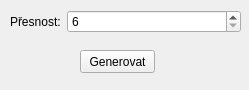
Before: the Qt Designer form ui/key_gen.ui in Lerbiq/RSA, drawn with Qt 5.
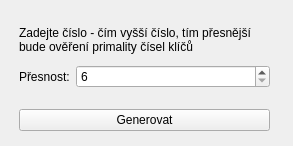
After: the same form once the commit is applied.

Patch:
```diff
--- a/ui/key_gen.ui
+++ b/ui/key_gen.ui
@@ -6,8 +6,8 @@
    <rect>
     <x>0</x>
     <y>0</y>
-    <width>249</width>
-    <height>90</height>
+    <width>293</width>
+    <height>146</height>
    </rect>
   </property>
   <property name="windowTitle">
@@ -16,21 +16,33 @@
   <widget class="QWidget" name="formLayoutWidget">
    <property name="geometry">
     <rect>
-     <x>10</x>
-     <y>10</y>
-     <width>231</width>
-     <height>31</height>
+     <x>19</x>
+     <y>20</y>
+     <width>251</width>
+     <height>111</height>
     </rect>
    </property>
+   <layout class="QVBoxLayout" name="verticalLayout">
+    <item>
+     <widget class="QLabel" name="label">
+      <property name="text">
+       <string>Zadejte číslo - čím vyšší číslo, tím přesnější bude ověření primality čísel klíčů</string>
+      </property>
+      <property name="wordWrap">
+       <bool>true</bool>
+      </property>
+     </widget>
+    </item>
+    <item>
    <layout class="QFormLayout" name="formLayout">
-    <item row="0" column="0">
+      <item row="1" column="0">
      <widget class="QLabel" name="labelPrecision">
       <property name="text">
        <string>Přesnost:</string>
       </property>
      </widget>
     </item>
-    <item row="0" column="1">
+      <item row="1" column="1">
      <widget class="QSpinBox" name="spinBoxPrecision">
       <property name="minimum">
        <number>6</number>
@@ -41,19 +53,15 @@
      </widget>
     </item>
    </layout>
-  </widget>
+    </item>
+    <item>
   <widget class="QPushButton" name="buttonGenKey">
-   <property name="geometry">
-    <rect>
-     <x>80</x>
-     <y>50</y>
-     <width>75</width>
-     <height>23</height>
-    </rect>
-   </property>
    <property name="text">
     <string>Generovat</string>
    </property>
+     </widget>
+    </item>
+   </layout>
   </widget>
  </widget>
  <resources/>
```
Left out of the diff: 4 changed lines with no effect on the pictures. Lines whose indentation alone changed are shown as unchanged.
